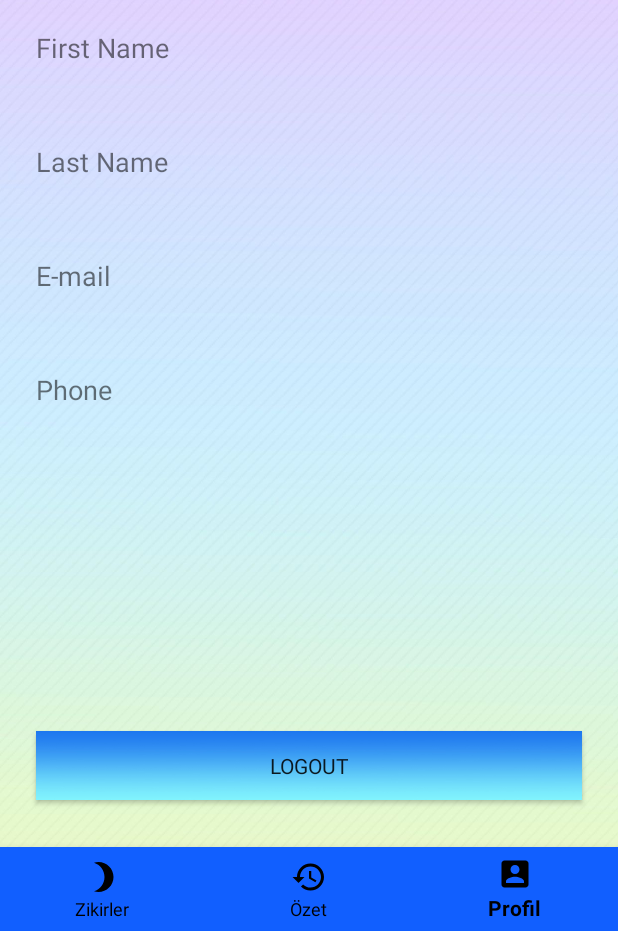
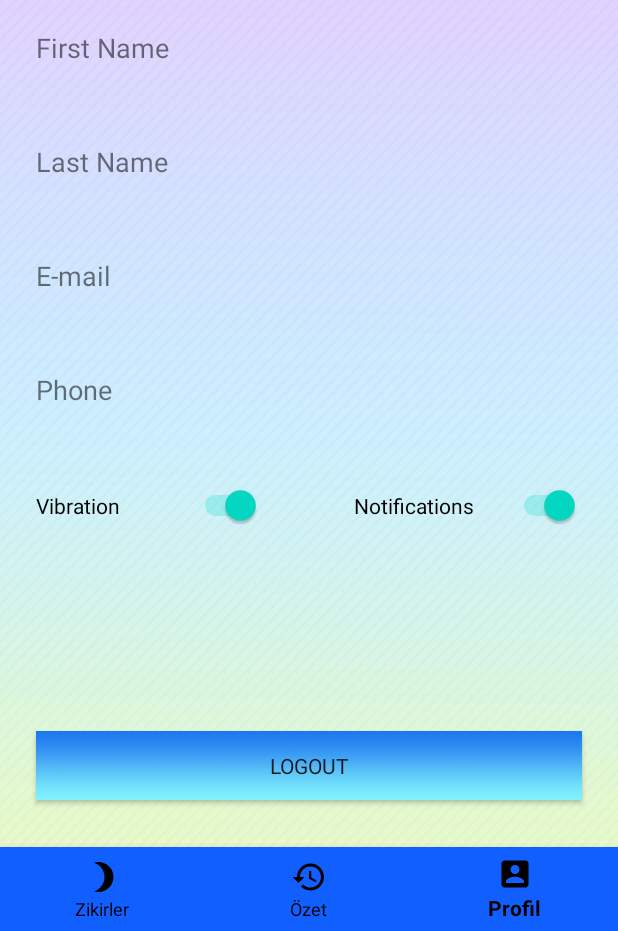
Before and after one commit to Arafa42/ZikirMatik, an Android app: the screen it shows after launch once a user with an empty profile is signed in (Profile), item 3 of the bottom bar chosen, on a phone screen of 412 x 824 dp, the part 305-1236 px from its top. Run offline under Robolectric (Android 15) with nearby library versions, the phone set to English and light mode, and no system bars; our stand-ins replace Firebase (no records; nobody signed in at launch, a user with empty details on screens opened directly); Roboto replaces fonts that are not available here.

Commit message:
vibration settings added

```diff
--- a/app/src/main/java/com/example/zikirmatik/BismillahiSubhanallahi.java
+++ b/app/src/main/java/com/example/zikirmatik/BismillahiSubhanallahi.java
@@ -40,7 +40,8 @@ public class BismillahiSubhanallahi extends AppCompatActivity {
 
                 teller++;
                 tellerText.setText(Integer.toString(teller));
-                vibe.vibrate(75);
+                if(Profile.vibraCheck) { vibe.vibrate(75); }
+
 
             }
         });
@@ -53,7 +54,7 @@ public class BismillahiSubhanallahi extends AppCompatActivity {
                 if(teller > 0) {
                     teller--;
                     tellerText.setText(Integer.toString(teller));
-                    vibe.vibrate(20);
+                    if(Profile.vibraCheck) { vibe.vibrate(20); }
 
 
                 }
--- a/app/src/main/java/com/example/zikirmatik/Elhamdulillah.java
+++ b/app/src/main/java/com/example/zikirmatik/Elhamdulillah.java
@@ -40,7 +40,8 @@ public class Elhamdulillah extends AppCompatActivity {
 
                 teller++;
                 tellerText.setText(Integer.toString(teller));
-                vibe.vibrate(75);
+                if(Profile.vibraCheck) { vibe.vibrate(75); }
+
 
             }
         });
@@ -53,7 +54,7 @@ public class Elhamdulillah extends AppCompatActivity {
                 if(teller > 0) {
                     teller--;
                     tellerText.setText(Integer.toString(teller));
-                    vibe.vibrate(20);
+                    if(Profile.vibraCheck) { vibe.vibrate(20); }
 
                 }
             }
--- a/app/src/main/java/com/example/zikirmatik/EsmaUlHusna.java
+++ b/app/src/main/java/com/example/zikirmatik/EsmaUlHusna.java
@@ -39,7 +39,8 @@ public class EsmaUlHusna extends AppCompatActivity {
 
                 teller++;
                 tellerText.setText(Integer.toString(teller));
-                vibe.vibrate(75);
+                if(Profile.vibraCheck) { vibe.vibrate(75); }
+
 
             }
         });
@@ -52,7 +53,7 @@ public class EsmaUlHusna extends AppCompatActivity {
                 if(teller > 0) {
                     teller--;
                     tellerText.setText(Integer.toString(teller));
-                    vibe.vibrate(20);
+                    if(Profile.vibraCheck) { vibe.vibrate(20); }
                 }
             }
         });
--- a/app/src/main/java/com/example/zikirmatik/Estagfirullah.java
+++ b/app/src/main/java/com/example/zikirmatik/Estagfirullah.java
@@ -39,7 +39,8 @@ public class Estagfirullah extends AppCompatActivity {
 
                 teller++;
                 tellerText.setText(Integer.toString(teller));
-                vibe.vibrate(75);
+                if(Profile.vibraCheck) { vibe.vibrate(75); }
+
 
             }
         });
@@ -52,7 +53,7 @@ public class Estagfirullah extends AppCompatActivity {
                 if(teller > 0) {
                     teller--;
                     tellerText.setText(Integer.toString(teller));
-                    vibe.vibrate(20);
+                    if(Profile.vibraCheck) { vibe.vibrate(20); }
                 }
             }
         });
--- a/app/src/main/java/com/example/zikirmatik/Ilahe_Melikul.java
+++ b/app/src/main/java/com/example/zikirmatik/Ilahe_Melikul.java
@@ -39,7 +39,8 @@ public class Ilahe_Melikul extends AppCompatActivity {
 
                 teller++;
                 tellerText.setText(Integer.toString(teller));
-                vibe.vibrate(75);
+                if(Profile.vibraCheck) { vibe.vibrate(75); }
+
 
             }
         });
@@ -52,7 +53,7 @@ public class Ilahe_Melikul extends AppCompatActivity {
                 if(teller > 0) {
                     teller--;
                     tellerText.setText(Integer.toString(teller));
-                    vibe.vibrate(20);
+                    if(Profile.vibraCheck) { vibe.vibrate(20); }
                 }
             }
         });
--- a/app/src/main/java/com/example/zikirmatik/Ilahe_Vahdehu.java
+++ b/app/src/main/java/com/example/zikirmatik/Ilahe_Vahdehu.java
@@ -38,7 +38,8 @@ public class Ilahe_Vahdehu extends AppCompatActivity {
 
                 teller++;
                 tellerText.setText(Integer.toString(teller));
-                vibe.vibrate(75);
+                if(Profile.vibraCheck) { vibe.vibrate(75); }
+
 
             }
         });
@@ -51,7 +52,7 @@ public class Ilahe_Vahdehu extends AppCompatActivity {
                 if(teller > 0) {
                     teller--;
                     tellerText.setText(Integer.toString(teller));
-                    vibe.vibrate(20);
+                    if(Profile.vibraCheck) { vibe.vibrate(20); }
                 }
             }
         });
--- a/app/src/main/java/com/example/zikirmatik/LaHavleVela.java
+++ b/app/src/main/java/com/example/zikirmatik/LaHavleVela.java
@@ -39,7 +39,8 @@ public class LaHavleVela extends AppCompatActivity {
 
                 teller++;
                 tellerText.setText(Integer.toString(teller));
-                vibe.vibrate(75);
+                if(Profile.vibraCheck) { vibe.vibrate(75); }
+
 
             }
         });
@@ -52,7 +53,7 @@ public class LaHavleVela extends AppCompatActivity {
                 if(teller > 0) {
                     teller--;
                     tellerText.setText(Integer.toString(teller));
-                    vibe.vibrate(20);
+                    if(Profile.vibraCheck) { vibe.vibrate(20); }
                 }
             }
         });
--- a/app/src/main/java/com/example/zikirmatik/LaIlaheIllallah.java
+++ b/app/src/main/java/com/example/zikirmatik/LaIlaheIllallah.java
@@ -39,7 +39,8 @@ public class LaIlaheIllallah extends AppCompatActivity {
 
                 teller++;
                 tellerText.setText(Integer.toString(teller));
-                vibe.vibrate(75);
+                if(Profile.vibraCheck) { vibe.vibrate(75); }
+
 
             }
         });
@@ -52,7 +53,7 @@ public class LaIlaheIllallah extends AppCompatActivity {
                 if(teller > 0) {
                     teller--;
                     tellerText.setText(Integer.toString(teller));
-                    vibe.vibrate(20);
+                    if(Profile.vibraCheck) { vibe.vibrate(20); }
                 }
             }
         });
--- a/app/src/main/java/com/example/zikirmatik/Profile.java
+++ b/app/src/main/java/com/example/zikirmatik/Profile.java
@@ -4,12 +4,15 @@ import androidx.annotation.NonNull;
 import androidx.annotation.Nullable;
 import androidx.appcompat.app.AppCompatActivity;
 
+import android.content.Context;
 import android.content.Intent;
 import android.content.SharedPreferences;
 import android.os.Bundle;
 import android.view.MenuItem;
 import android.view.View;
 import android.widget.Button;
+import android.widget.CompoundButton;
+import android.widget.Switch;
 import android.widget.TextView;
 
 import com.google.android.material.bottomnavigation.BottomNavigationView;
@@ -28,6 +31,9 @@ public class Profile extends AppCompatActivity {
     FirebaseFirestore fStore;
     String userId;
     Button logout;
+    Switch vibra;
+    public static boolean vibraCheck=true;
+    SharedPreferences sharedPreferences;
 
 
     @Override
@@ -43,6 +49,24 @@ public class Profile extends AppCompatActivity {
         fStore = FirebaseFirestore.getInstance();
         userId = fAuth.getCurrentUser().getUid();
         logout = findViewById(R.id.logout);
+        vibra = findViewById(R.id.vibra);
+
+        sharedPreferences = getSharedPreferences("vibra",MODE_PRIVATE);
+        final SharedPreferences.Editor editor = sharedPreferences.edit();
+        vibra.setChecked(sharedPreferences.getBoolean("switch",true));
+        vibra.setOnCheckedChangeListener(new CompoundButton.OnCheckedChangeListener() {
+            @Override
+            public void onCheckedChanged(CompoundButton buttonView, boolean isChecked) {
+
+                if(isChecked){editor.putBoolean("switch",true);}
+                else{editor.putBoolean("switch",false);}
+                editor.apply();
+                vibraCheck = vibra.isChecked();
+            }
+        });
+
+
+
 
         DocumentReference documentReference = fStore.collection("users").document(userId);
         documentReference.addSnapshotListener(this, new EventListener<DocumentSnapshot>() {
@@ -92,6 +116,9 @@ public class Profile extends AppCompatActivity {
         });
 
 
+
     }
 
+
+
 }
--- a/app/src/main/java/com/example/zikirmatik/Subhanallah.java
+++ b/app/src/main/java/com/example/zikirmatik/Subhanallah.java
@@ -39,7 +39,8 @@ public class Subhanallah extends AppCompatActivity {
 
                 teller++;
                 tellerText.setText(Integer.toString(teller));
-                vibe.vibrate(75);
+                if(Profile.vibraCheck) { vibe.vibrate(75); }
+
 
             }
         });
@@ -52,7 +53,7 @@ public class Subhanallah extends AppCompatActivity {
                 if(teller > 0) {
                     teller--;
                     tellerText.setText(Integer.toString(teller));
-                    vibe.vibrate(20);
+                    if(Profile.vibraCheck) { vibe.vibrate(20); }
                 }
             }
         });
--- a/app/src/main/java/com/example/zikirmatik/SubhanallahiBiHamdihi.java
+++ b/app/src/main/java/com/example/zikirmatik/SubhanallahiBiHamdihi.java
@@ -39,7 +39,8 @@ public class SubhanallahiBiHamdihi extends AppCompatActivity {
 
                 teller++;
                 tellerText.setText(Integer.toString(teller));
-                vibe.vibrate(75);
+                if(Profile.vibraCheck) { vibe.vibrate(75); }
+
 
             }
         });
@@ -52,7 +53,7 @@ public class SubhanallahiBiHamdihi extends AppCompatActivity {
                 if(teller > 0) {
                     teller--;
                     tellerText.setText(Integer.toString(teller));
-                    vibe.vibrate(20);
+                    if(Profile.vibraCheck) { vibe.vibrate(20); }
                 }
             }
         });
--- a/app/src/main/java/com/example/zikirmatik/SubhanallahiVelhamdulillahi.java
+++ b/app/src/main/java/com/example/zikirmatik/SubhanallahiVelhamdulillahi.java
@@ -39,7 +39,8 @@ public class SubhanallahiVelhamdulillahi extends AppCompatActivity {
 
                 teller++;
                 tellerText.setText(Integer.toString(teller));
-                vibe.vibrate(75);
+                if(Profile.vibraCheck) { vibe.vibrate(75); }
+
 
             }
         });
@@ -52,7 +53,8 @@ public class SubhanallahiVelhamdulillahi extends AppCompatActivity {
                 if(teller > 0) {
                     teller--;
                     tellerText.setText(Integer.toString(teller));
-                    vibe.vibrate(20);
+                    if(Profile.vibraCheck) { vibe.vibrate(20); }
+
                 }
             }
         });
--- a/app/src/main/res/layout/activity_profile.xml
+++ b/app/src/main/res/layout/activity_profile.xml
@@ -225,5 +225,35 @@
         android:text="Phone"
         android:textSize="18sp" />
 
+    <Switch
+        android:id="@+id/noti"
+        android:layout_width="150dp"
+        android:layout_height="wrap_content"
+        android:layout_alignBottom="@+id/vibra"
+        android:layout_alignParentEnd="true"
+        android:layout_alignParentRight="true"
+        android:layout_marginStart="62dp"
+        android:layout_marginLeft="62dp"
+        android:layout_marginEnd="25dp"
+        android:checked="true"
+        android:layout_marginRight="24dp"
+        android:layout_marginBottom="0dp"
+        android:layout_toEndOf="@+id/vibra"
+        android:layout_toRightOf="@+id/vibra"
+        android:text="Notifications" />
+
+    <Switch
+        android:id="@+id/vibra"
+        android:layout_width="150dp"
+        android:checked="true"
+        android:layout_height="wrap_content"
+        android:layout_below="@+id/profilePhone"
+        android:layout_alignParentStart="true"
+        android:layout_alignParentLeft="true"
+        android:layout_marginStart="24dp"
+        android:layout_marginLeft="24dp"
+        android:layout_marginTop="24dp"
+        android:text="Vibration" />
+
 
 </RelativeLayout>
```
Also changed, not shown: app/src/main/java/com/example/zikirmatik/AllahuEkber.java (+5 -3 lines).
